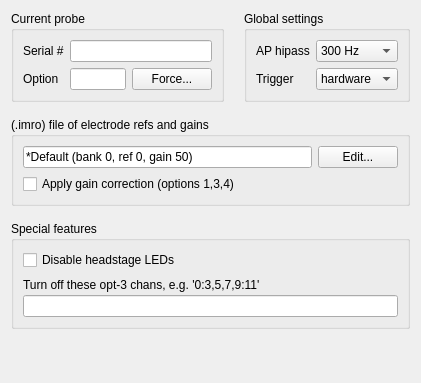
Above: Forms/IMCfgTab.ui from billkarsh/SpikeGLX before the change. Below: the same form after it.
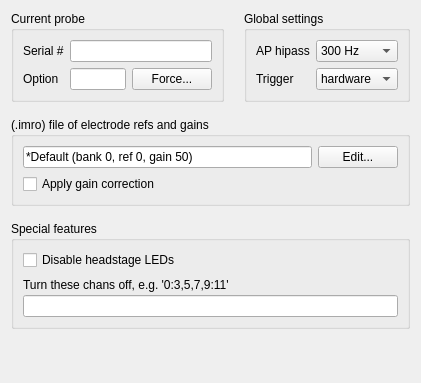
That is the form after the change.

The edit to the form file:
```diff
--- a/Forms/IMCfgTab.ui
+++ b/Forms/IMCfgTab.ui
@@ -222,7 +222,7 @@
          <string>Reduces Verror from ~20% to ~2%, but delays run start 3-5 minutes</string>
         </property>
         <property name="text">
-         <string>Apply gain correction (options 1,3,4)</string>
+         <string>Apply gain correction</string>
         </property>
        </widget>
       </item>
@@ -271,7 +271,7 @@
            <string>Defeat option 3 oscillations when using internal refs by turning off 10% of the channels</string>
           </property>
           <property name="text">
-           <string>Turn off these opt-3 chans, e.g. '0:3,5,7,9:11'</string>
+           <string>Turn these chans off, e.g. '0:3,5,7,9:11'</string>
           </property>
          </widget>
         </item>
```
Left out of the diff: 2 changed lines with no effect on the pictures.
